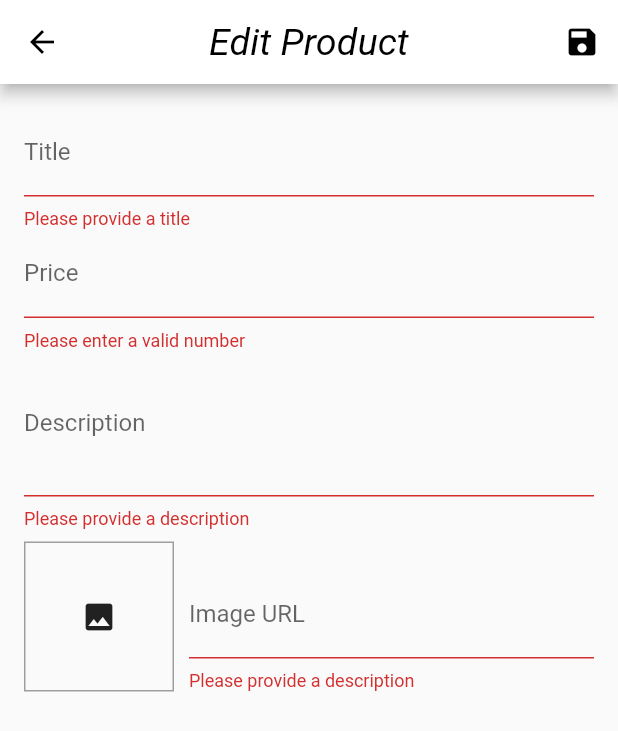
After one commit to SerKleanthis/flutter_demo_shop, a Flutter app: the EditProductScreen screen opened by its route, after a tap on the "save" icon, on a phone screen of 412 x 824 dp. The commit adds this screen. Shown: the top 731 px of the screen. Run offline on Flutter 3.47's test engine with Material 2 defaults, Android fonts, the phone set to English and light mode, and no system bars; network calls fail.

Commit message:
User can add new products

```diff
--- a/lib/route/generate_route.dart
+++ b/lib/route/generate_route.dart
@@ -1,5 +1,6 @@
 import 'package:flutter/material.dart';
 import 'package:flutter_demo_shop/screens/cart_screen.dart';
+import 'package:flutter_demo_shop/screens/edit_product_screen.dart';
 import '../packages.dart';
 
 class GenerateRoute {
@@ -19,6 +20,8 @@ class GenerateRoute {
         return MaterialPageRoute(builder: (_) => OrdersScreen());
       case '/user_products':
         return MaterialPageRoute(builder: (_) => UserProductsScreen());
+      case '/edit':
+        return MaterialPageRoute(builder: (_) => EditProductScreen());
     }
 
     return _errorRoute();
--- /dev/null
+++ b/lib/screens/edit_product_screen.dart
@@ -0,0 +1,161 @@
+import 'dart:developer';
+
+import 'package:flutter/material.dart';
+import 'package:flutter/services.dart';
+import 'package:provider/provider.dart';
+import '../packages.dart';
+
+class EditProductScreen extends StatefulWidget {
+  static const routeName = '/edit';
+  @override
+  _EditProductScreenState createState() => _EditProductScreenState();
+}
+
+class _EditProductScreenState extends State<EditProductScreen> {
+  final _priceFocusNode = FocusNode();
+  final _descriptionFocusNode = FocusNode();
+  final _imageUrlController = TextEditingController();
+  final _form = GlobalKey<FormState>();
+  var _editedTitle;
+  var _editedPrice;
+  var _editedDescription;
+  var _editedImageUrl;
+
+  @override
+  void dispose() {
+    _priceFocusNode.dispose();
+    _descriptionFocusNode.dispose();
+    _imageUrlController.dispose();
+    super.dispose();
+  }
+
+  void saveForm() {
+    final isValid = _form.currentState!.validate();
+    if (isValid) {
+      return;
+    }
+    _form.currentState!.save();
+    final Product newProduct = Product(
+      id: DateTime.now().toString(),
+      title: _editedTitle,
+      description: _editedDescription,
+      price: _editedPrice,
+      imageUrl: _editedImageUrl,
+    );
+    Provider.of<Products>(context, listen: false).addProduct(newProduct);
+    log(newProduct.description);
+  }
+
+  @override
+  Widget build(BuildContext context) {
+    return Scaffold(
+      appBar: AppBar(
+        title: const Text('Edit Product'),
+        actions: [
+          IconButton(
+            onPressed: () => saveForm(),
+            icon: const Icon(Icons.save),
+          )
+        ],
+      ),
+      body: Padding(
+        padding: const EdgeInsets.all(16.0),
+        child: Form(
+          key: _form,
+          child: ListView(
+            children: [
+              TextFormField(
+                decoration: const InputDecoration(
+                  labelText: 'Title',
+                ),
+                onFieldSubmitted: (_) =>
+                    FocusScope.of(context).requestFocus(_priceFocusNode),
+                textInputAction: TextInputAction.next,
+                validator: (value) {
+                  if (value!.isEmpty) {
+                    return 'Please provide a title';
+                  } else if (value.length <= 2) {
+                    return 'The title should be more than two letters';
+                  }
+                  return null;
+                },
+                onSaved: (value) => _editedTitle = value,
+              ),
+              TextFormField(
+                decoration: const InputDecoration(
+                  labelText: 'Price',
+                ),
+                keyboardType: TextInputType.number,
+                focusNode: _priceFocusNode,
+                onFieldSubmitted: (_) =>
+                    FocusScope.of(context).requestFocus(_descriptionFocusNode),
+                textInputAction: TextInputAction.next,
+                validator: (value) {
+                  if (value!.isEmpty ||
+                      double.tryParse(value) == null ||
+                      double.parse(value) <= 0) {
+                    return 'Please enter a valid number';
+                  }
+                  return null;
+                },
+                onSaved: (value) => _editedPrice = double.parse(value!),
+              ),
+              TextFormField(
+                decoration: const InputDecoration(
+                  labelText: 'Description',
+                ),
+                maxLines: 3,
+                keyboardType: TextInputType.multiline,
+                focusNode: _descriptionFocusNode,
+                validator: (value) {
+                  if (value!.isEmpty) {
+                    return 'Please provide a description';
+                  } else if (value.length <= 10) {
+                    return 'The description should be more than 10 letters';
+                  }
+                  return null;
+                },
+                onSaved: (value) => _editedDescription = value,
+              ),
+              Row(
+                crossAxisAlignment: CrossAxisAlignment.end,
+                children: [
+                  Container(
+                    width: 100,
+                    height: 100,
+                    margin: const EdgeInsets.only(top: 8, right: 10),
+                    decoration: BoxDecoration(
+                      border: Border.all(width: 1, color: Colors.grey),
+                    ),
+                    child: _imageUrlController.text.isEmpty
+                        ? const Icon(Icons.image)
+                        : FittedBox(
+                            child: Image.network(_imageUrlController.text)),
+                  ),
+                  Expanded(
+                    child: TextFormField(
+                      decoration: InputDecoration(labelText: 'Image URL'),
+                      keyboardType: TextInputType.url,
+                      textInputAction: TextInputAction.done,
+                      controller: _imageUrlController,
+                      validator: (value) {
+                        if (value!.isEmpty) {
+                          return 'Please provide a description';
+                        } else if (!value.startsWith('http')) {
+                          return 'Url must start with \'http\' ';
+                        }
+                        return null;
+                      },
+                      onSaved: (value) => _editedImageUrl = value,
+                      // onFieldSubmitted: (_) => saveForm(),
+                    ),
+                  )
+                ],
+              )
+            ],
+          ),
+        ),
+      ),
+    );
+  }
+}
--- a/lib/screens/user_products_screen.dart
+++ b/lib/screens/user_products_screen.dart
@@ -1,4 +1,5 @@
 import 'package:flutter/material.dart';
+import 'package:flutter_demo_shop/screens/edit_product_screen.dart';
 import 'package:flutter_demo_shop/widgets/drawer.dart';
 import 'package:provider/provider.dart';
 import '../packages.dart';
@@ -13,7 +14,8 @@ class UserProductsScreen extends StatelessWidget {
         title: const Text('Your Products'),
         actions: [
           IconButton(
-            onPressed: () {},
+            onPressed: () =>
+                Navigator.of(context).pushNamed(EditProductScreen.routeName),
             icon: Icon(Icons.add),
           ),
         ],
```
